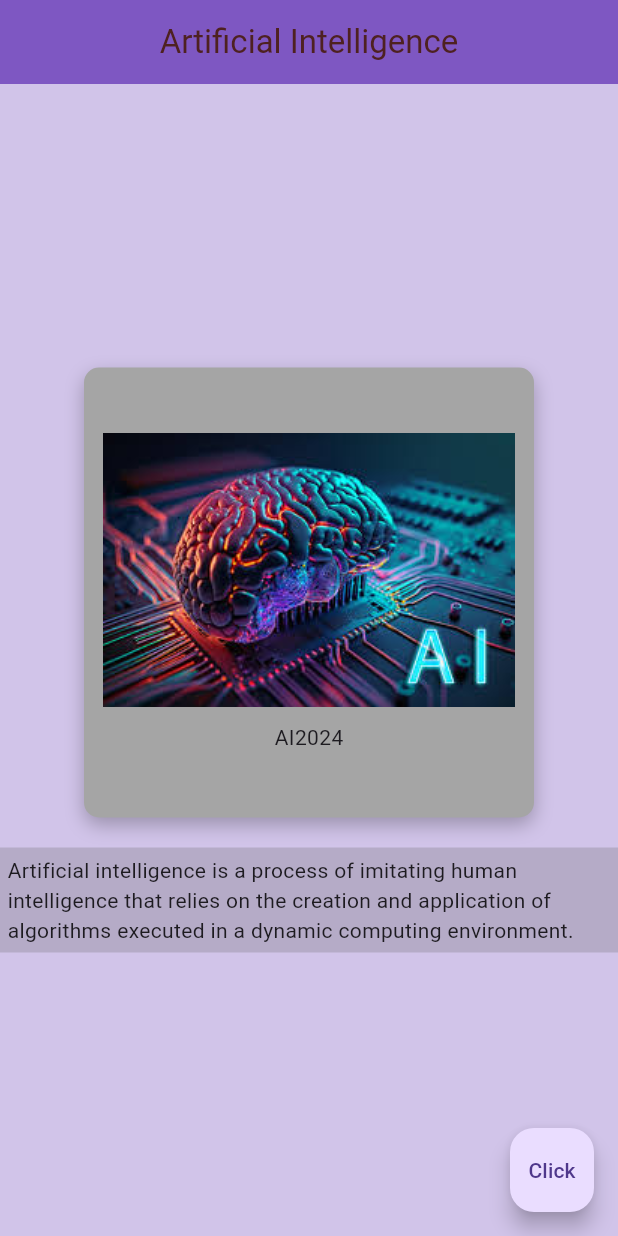
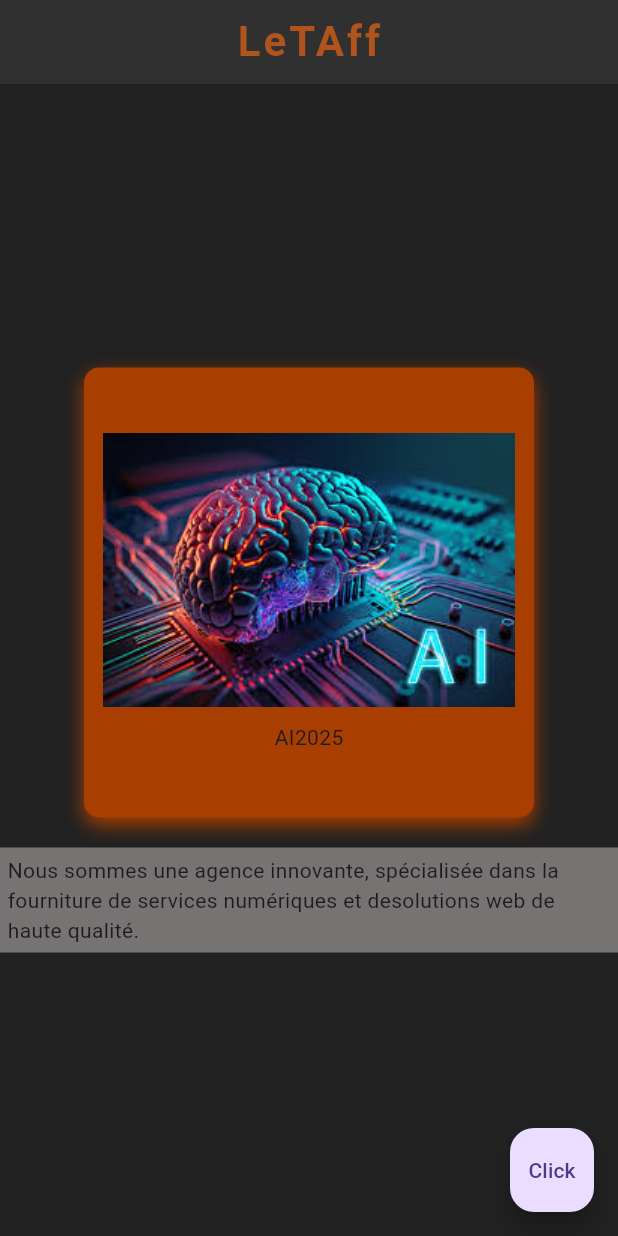
Before and after one commit to YassineAjb/FlutterApp, a Flutter app: the screen it shows after launch, after a tap on "Click", on a phone screen of 412 x 824 dp. Run offline on Flutter 3.47's test engine with Material 3 defaults, Android fonts, the phone set to English and light mode, and no system bars.

Commit message:
NewDesign

```diff
--- a/lib/main.dart
+++ b/lib/main.dart
@@ -25,7 +25,7 @@ class _MyHomePageState extends State<MyHomePage> {
 
   void _changeImage() {
     setState(() {
-      _imageIndex = (_imageIndex % 3) + 1; // Toggle between two images (assuming you have two images)
+      _imageIndex = (_imageIndex % 4) + 1; // Toggle between two images (assuming you have two images)
     });
   }
 
@@ -35,13 +35,16 @@ class _MyHomePageState extends State<MyHomePage> {
       appBar: AppBar(
         title: const Center(
           child: Text(
-            "Artificial Intelligence",
+            "LeTAff",
             style: TextStyle(
-              color: Color.fromARGB(255, 78, 33, 33), // Change this to your desired color
+              color: Color.fromARGB(255, 176, 83, 29),
+              letterSpacing: 2.0,
+              fontSize: 28.0,
+              fontWeight: FontWeight.bold,
             ),
           ),
         ),
-        backgroundColor: Colors.deepPurple[400],
+        backgroundColor: Colors.grey[850],
       ),
       body: Center(
         child: Column(
@@ -50,12 +53,13 @@ class _MyHomePageState extends State<MyHomePage> {
             Container(
               width: 300, // Specify the width of the container
               height: 300, // Specify the height of the container
+              padding: const EdgeInsets.fromLTRB(1, 5, 1, 5),
               decoration: const BoxDecoration(
-                color: Color.fromARGB(255, 165, 165, 165), // Background color of the container
+                color: Color.fromARGB(255, 168, 62, 0), // Background color of the container
                 borderRadius: BorderRadius.all(Radius.circular(10)), // Rounded corners
                 boxShadow: [
                   BoxShadow(
-                    color: Colors.black26,
+                    color: Color.fromARGB(255, 168, 62, 0),
                     blurRadius: 10,
                     offset: Offset(0, 5),
                   ),
@@ -68,26 +72,32 @@ class _MyHomePageState extends State<MyHomePage> {
                     image: AssetImage('images/img$_imageIndex.jpeg'), // Dynamically changing image asset
                   ),
                   SizedBox(height: 10), // Add some space between the image and text
-                  Text("AI2024"),
+                  Text("AI2025"),
                 ],
               ),
             ),
             const SizedBox(height: 20), // Add some space between the container and the text
             Container(
-              color: Color.fromARGB(66, 100, 100, 100),
+              color: Color.fromARGB(255, 118, 116, 114),
               padding: const EdgeInsets.all(5),
               child: const Text(
-                  "Artificial intelligence is a process of imitating human intelligence that relies on the creation and application of algorithms executed in a dynamic computing environment."),
+                  "Nous sommes une agence innovante, spécialisée dans la fourniture de services numériques et desolutions web de               haute qualité."),
             ),
+            // Container(
+            //   color: Color.fromARGB(66, 100, 100, 100),
+            //   padding: const EdgeInsets.all(5),
+            //   child: const Text(
+            //       "Artificial intelligence is a process of imitating human intelligence that relies on the creation and application of algorithms executed in a dynamic computing environment."),
+            // ),
           ],
         ),
       ),
       floatingActionButton: FloatingActionButton(
         onPressed: _changeImage, // Call _changeImage function when button is pressed
         child: Text("Click"),
-        splashColor: Colors.black,
+        splashColor: Color.fromARGB(255, 168, 62, 0),
       ),
-      backgroundColor: Colors.deepPurple[100],
+      backgroundColor:  Colors.grey[900],
     );
   }
 }
--- a/pubspec.yaml
+++ b/pubspec.yaml
@@ -60,9 +60,7 @@ flutter:
 
   # To add assets to your application, add an assets section, like this:
   assets:
-    - images/img3.jpeg
-    - images/img1.jpeg
-    - images/img2.jpeg
+    - images/
 
   # An image asset can refer to one or more resolution-specific "variants", see
   # https://flutter.dev/assets-and-images/#resolution-aware
```
Also changed, not shown: images/img4.jpeg (added), 1 other file.
